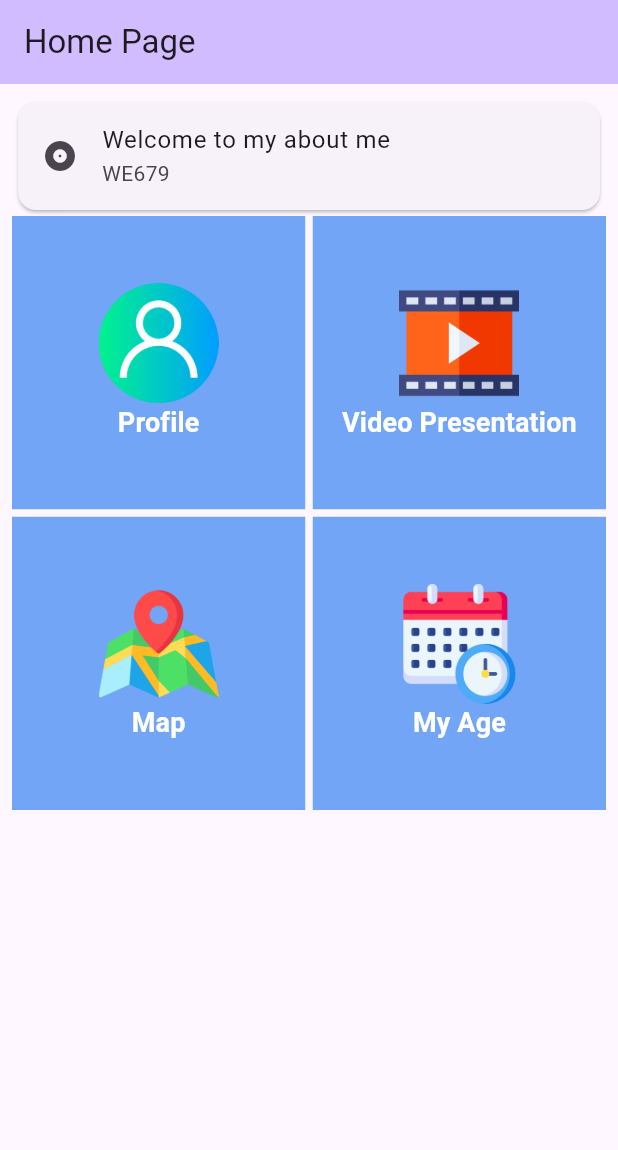
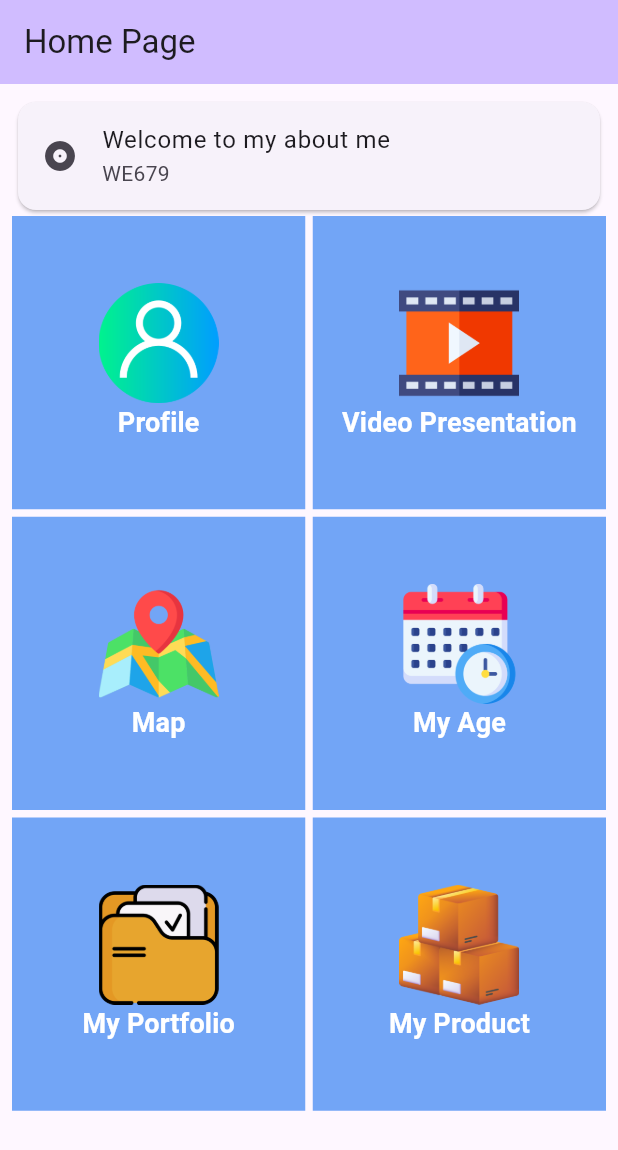
Before and after one commit to PeerapatAtta/Flutter_DPU_my_aboutme, a Flutter app: the screen it shows after launch, on a phone screen of 412 x 824 dp. Shown: the top 1150 px of the screen. Run offline on Flutter 3.47's test engine with Material 3 defaults, Android fonts, the light colour scheme and no system bars; our stand-ins replace google_maps_flutter, youtube_player_flutter; missing offline and left inert: video_url_validator.

Commit message:
W8.3: Add wireframe of 1. MyPortfolio 2. MyProduct

```diff
--- a/lib/homePage.dart
+++ b/lib/homePage.dart
@@ -143,6 +143,59 @@ class _HomePageState extends State<HomePage> {
                           ],
                         )),
                   ),
+                  Container(
+                    padding: EdgeInsets.all(0),
+                    color: Color.fromRGBO(114, 165, 246, 1),
+                    child: TextButton(
+                        onPressed: () {
+                          Navigator.pushNamed(context, 'my_portfolio');
+                        },
+                        child: Column(
+                          mainAxisAlignment: MainAxisAlignment.center,
+                          children: [
+                            Image(
+                                image:
+                                    AssetImage('assets/images/portfolio.png'),
+                                height: 80,
+                                width: 80),
+                            Center(
+                              child: Text(
+                                'My Portfolio',
+                                style: TextStyle(
+                                    fontSize: 18,
+                                    fontWeight: FontWeight.bold,
+                                    color: Colors.white),
+                              ),
+                            ),
+                          ],
+                        )),
+                  ),
+                  Container(
+                    padding: EdgeInsets.all(0),
+                    color: Color.fromRGBO(114, 165, 246, 1),
+                    child: TextButton(
+                        onPressed: () {
+                          Navigator.pushNamed(context, 'my_product');
+                        },
+                        child: Column(
+                          mainAxisAlignment: MainAxisAlignment.center,
+                          children: [
+                            Image(
+                                image: AssetImage('assets/images/products.png'),
+                                height: 80,
+                                width: 80),
+                            Center(
+                              child: Text(
+                                'My Product',
+                                style: TextStyle(
+                                    fontSize: 18,
+                                    fontWeight: FontWeight.bold,
+                                    color: Colors.white),
+                              ),
+                            ),
+                          ],
+                        )),
+                  ),
                 ],
               ),
             )
--- a/lib/main.dart
+++ b/lib/main.dart
@@ -2,6 +2,8 @@ import 'package:flutter/material.dart';
 import 'package:my_aboutme/homePage.dart';
 import 'package:my_aboutme/myAge.dart';
 import 'package:my_aboutme/myMap.dart';
+import 'package:my_aboutme/myPortfolio.dart';
+import 'package:my_aboutme/myProduct.dart';
 import 'package:my_aboutme/profile.dart';
 import 'package:my_aboutme/videoPresentation.dart';
 
@@ -22,6 +24,8 @@ class MyApp extends StatelessWidget {
         'video_presentation':(BuildContext context) => VideoPresentation(),
         'my_map':(BuildContext context) => MyMap(),
         'my_age':(BuildContext context) => MyAge(),
+        'my_portfolio':(BuildContext context) => MyPortfolio(),
+        'my_product':(BuildContext context) => MyProduct(),
       },
     );
   }
```
Also changed, not shown: lib/myPortfolio.dart (added, +21 -0 lines), lib/myProduct.dart (added, +21 -0 lines), assets/images/portfolio.png (added), assets/images/products.png (added), 12 other files.
